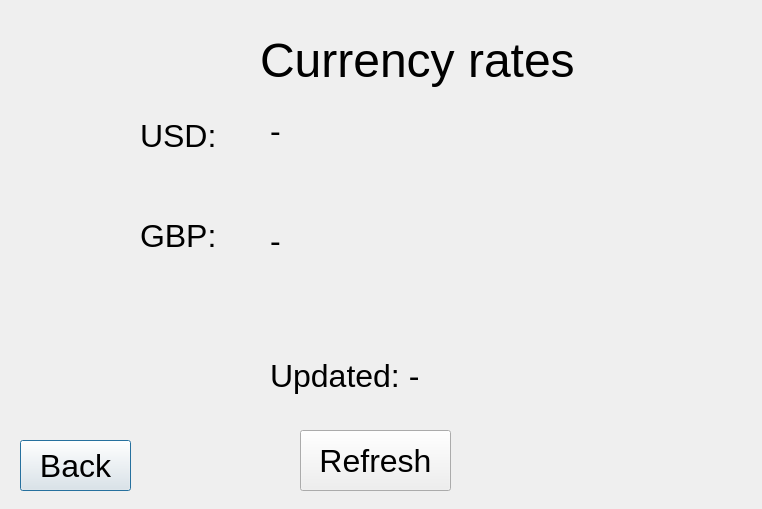
First picture: the form in bank-automat/currency.ui, repository 25kmo-project/group_15, before the edit.
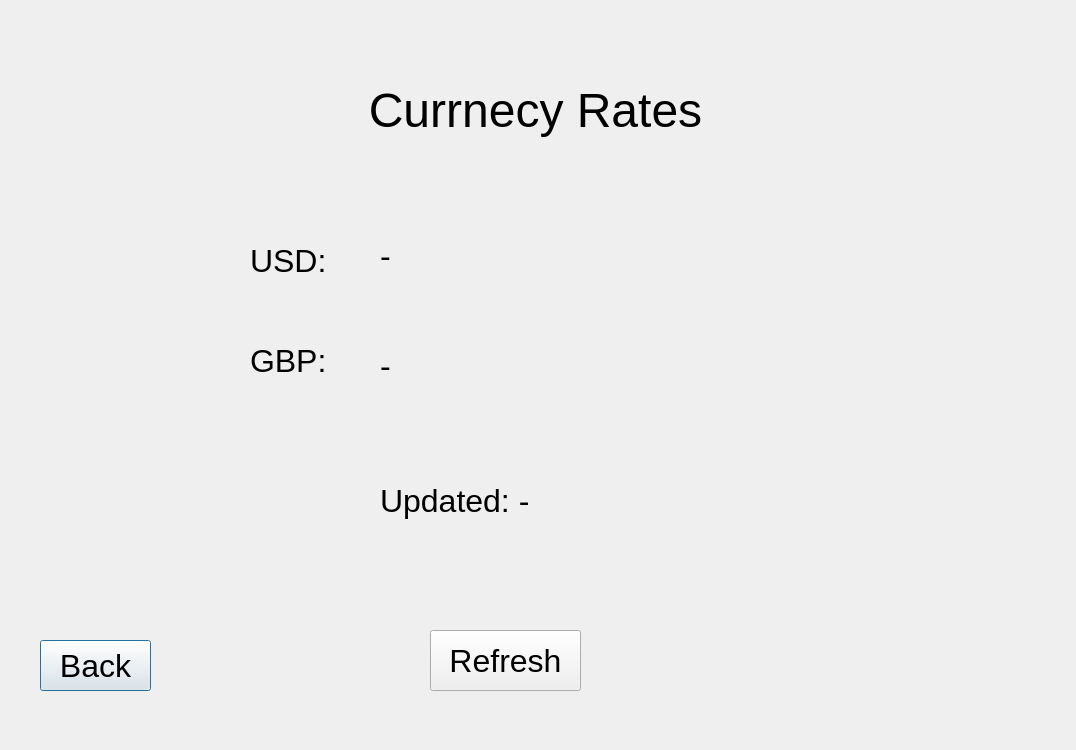
Second picture: the form after the edit.

What changed in the file:
```diff
--- a/bank-automat/currency.ui
+++ b/bank-automat/currency.ui
@@ -6,37 +6,18 @@
    <rect>
     <x>0</x>
     <y>0</y>
-    <width>762</width>
-    <height>509</height>
+    <width>1076</width>
+    <height>750</height>
    </rect>
   </property>
   <property name="windowTitle">
    <string>Dialog</string>
   </property>
-  <widget class="QLabel" name="labelTitle">
-   <property name="geometry">
-    <rect>
-     <x>260</x>
-     <y>30</y>
-     <width>321</width>
-     <height>61</height>
-    </rect>
-   </property>
-   <property name="font">
-    <font>
-     <family>Arial</family>
-     <pointsize>36</pointsize>
-    </font>
-   </property>
-   <property name="text">
-    <string>Currency rates</string>
-   </property>
-  </widget>
   <widget class="QLabel" name="labelUsdText">
    <property name="geometry">
     <rect>
-     <x>140</x>
-     <y>120</y>
+     <x>250</x>
+     <y>245</y>
      <width>101</width>
      <height>31</height>
     </rect>
@@ -54,8 +35,8 @@
   <widget class="QLabel" name="labelUsdValue">
    <property name="geometry">
     <rect>
-     <x>270</x>
-     <y>110</y>
+     <x>380</x>
+     <y>235</y>
      <width>231</width>
      <height>41</height>
     </rect>
@@ -73,8 +54,8 @@
   <widget class="QLabel" name="labelUsdChange">
    <property name="geometry">
     <rect>
-     <x>270</x>
-     <y>150</y>
+     <x>380</x>
+     <y>275</y>
      <width>341</width>
      <height>51</height>
     </rect>
@@ -95,8 +76,8 @@
   <widget class="QLabel" name="labelGbpText">
    <property name="geometry">
     <rect>
-     <x>140</x>
-     <y>220</y>
+     <x>250</x>
+     <y>345</y>
      <width>101</width>
      <height>31</height>
     </rect>
@@ -114,8 +95,8 @@
   <widget class="QLabel" name="labelGbpValue">
    <property name="geometry">
     <rect>
-     <x>270</x>
-     <y>220</y>
+     <x>380</x>
+     <y>345</y>
      <width>231</width>
      <height>41</height>
     </rect>
@@ -133,8 +114,8 @@
   <widget class="QLabel" name="labelGbpChange">
    <property name="geometry">
     <rect>
-     <x>270</x>
-     <y>260</y>
+     <x>380</x>
+     <y>385</y>
      <width>341</width>
      <height>51</height>
     </rect>
@@ -155,8 +136,8 @@
   <widget class="QLabel" name="labelDate">
    <property name="geometry">
     <rect>
-     <x>270</x>
-     <y>350</y>
+     <x>380</x>
+     <y>475</y>
      <width>561</width>
      <height>51</height>
     </rect>
@@ -174,8 +155,8 @@
   <widget class="QLabel" name="labelStatus">
    <property name="geometry">
     <rect>
-     <x>160</x>
-     <y>315</y>
+     <x>270</x>
+     <y>440</y>
      <width>451</width>
      <height>41</height>
     </rect>
@@ -196,8 +177,8 @@
   <widget class="QPushButton" name="btnBack">
    <property name="geometry">
     <rect>
-     <x>20</x>
-     <y>440</y>
+     <x>40</x>
+     <y>640</y>
      <width>111</width>
      <height>51</height>
     </rect>
@@ -215,8 +196,8 @@
   <widget class="QPushButton" name="btnRefresh">
    <property name="geometry">
     <rect>
-     <x>300</x>
-     <y>430</y>
+     <x>430</x>
+     <y>630</y>
      <width>151</width>
      <height>61</height>
     </rect>
@@ -231,6 +212,31 @@
     <string>Refresh</string>
    </property>
   </widget>
+  <widget class="QLabel" name="label">
+   <property name="geometry">
+    <rect>
+     <x>30</x>
+     <y>20</y>
+     <width>1011</width>
+     <height>181</height>
+    </rect>
+   </property>
+   <property name="font">
+    <font>
+     <family>Arial</family>
+     <pointsize>36</pointsize>
+    </font>
+   </property>
+   <property name="layoutDirection">
+    <enum>Qt::LayoutDirection::LeftToRight</enum>
+   </property>
+   <property name="text">
+    <string>Currnecy Rates</string>
+   </property>
+   <property name="alignment">
+    <set>Qt::AlignmentFlag::AlignCenter</set>
+   </property>
+  </widget>
  </widget>
  <resources/>
  <connections/>
```
